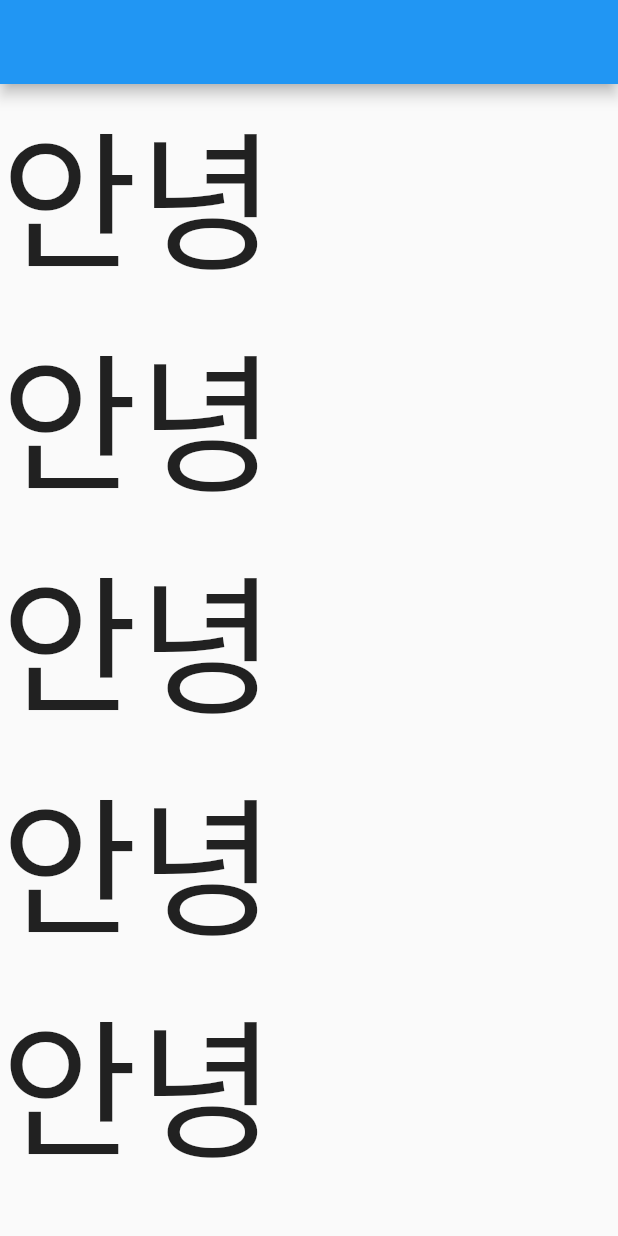
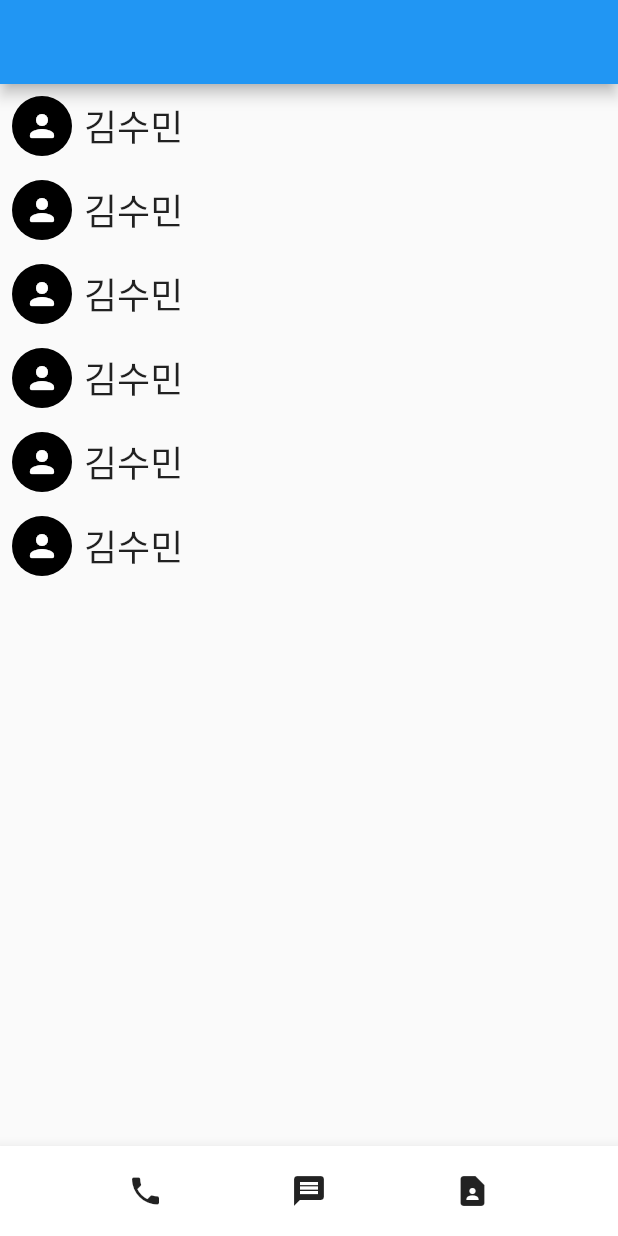
Before and after one commit to milk717/flutter-study, a Flutter app: the screen it shows after launch, on a phone screen of 412 x 824 dp. Run offline on Flutter 3.47's test engine with Material 2 defaults, Android fonts, the phone set to English and light mode, and no system bars.

Commit message:
전화번호부 레이아웃만

```diff
--- a/lib/main.dart
+++ b/lib/main.dart
@@ -16,11 +16,38 @@ class MyApp extends StatelessWidget {
               a,a,a,a,a,a,
             ],
           ),
+        bottomNavigationBar: BottomAppBar(
+          child: SizedBox(
+            height: 60,
+            child: Row(
+              mainAxisAlignment: MainAxisAlignment.spaceEvenly,
+              children: const [
+                Icon(Icons.phone),
+                Icon(Icons.message),
+                Icon(Icons.contact_page),
+              ],
+            ),
+          ),
+        ),
       ),
     );
   }
 }
 
 var a = SizedBox(
-  child: Text('안녕',style: TextStyle(fontSize: 100),),
+  child: Row(
+    children: <Widget> [
+      Container(
+        width: 40,
+        height: 40,
+        margin: EdgeInsets.all(8),
+        decoration: BoxDecoration(
+          borderRadius: BorderRadius.circular(100),
+          color: Colors.black
+        ),
+        child: Icon(Icons.person_rounded,color: Colors.white,),
+        ),
+      Text('김수민',style: TextStyle(fontSize: 24),),
+    ],
+  ),
 );
```
